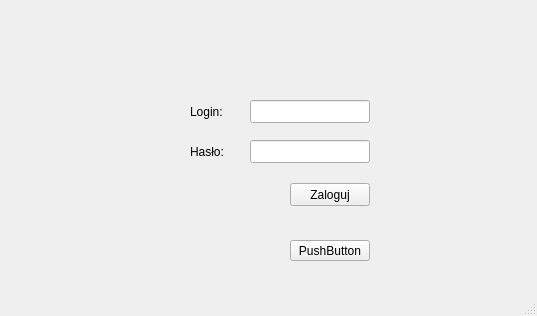
The window that WebServiceClient/loginwindow.ui (ekspensum/CPP_Projects) describes before a commit, drawn with Qt 5.
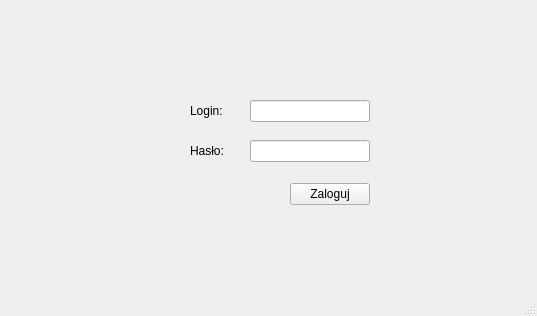
The same window after the commit.

```diff
--- a/WebServiceClient/loginwindow.ui
+++ b/WebServiceClient/loginwindow.ui
@@ -20,7 +20,7 @@
       <x>250</x>
       <y>100</y>
       <width>120</width>
-      <height>23</height>
+      <height>22</height>
      </rect>
     </property>
     <property name="font">
@@ -35,7 +35,7 @@
       <x>250</x>
       <y>140</y>
       <width>120</width>
-      <height>23</height>
+      <height>22</height>
      </rect>
     </property>
     <property name="font">
@@ -53,7 +53,7 @@
       <x>190</x>
       <y>100</y>
       <width>55</width>
-      <height>23</height>
+      <height>22</height>
      </rect>
     </property>
     <property name="font">
@@ -71,7 +71,7 @@
       <x>190</x>
       <y>140</y>
       <width>55</width>
-      <height>23</height>
+      <height>22</height>
      </rect>
     </property>
     <property name="font">
@@ -89,7 +89,7 @@
       <x>290</x>
       <y>183</y>
       <width>80</width>
-      <height>23</height>
+      <height>22</height>
      </rect>
     </property>
     <property name="font">
@@ -101,19 +101,6 @@
      <string>Zaloguj</string>
     </property>
    </widget>
-   <widget class="QPushButton" name="pushButton">
-    <property name="geometry">
-     <rect>
-      <x>290</x>
-      <y>240</y>
-      <width>80</width>
-      <height>21</height>
-     </rect>
-    </property>
-    <property name="text">
-     <string>PushButton</string>
-    </property>
-   </widget>
   </widget>
   <widget class="QStatusBar" name="statusBar"/>
  </widget>
```
